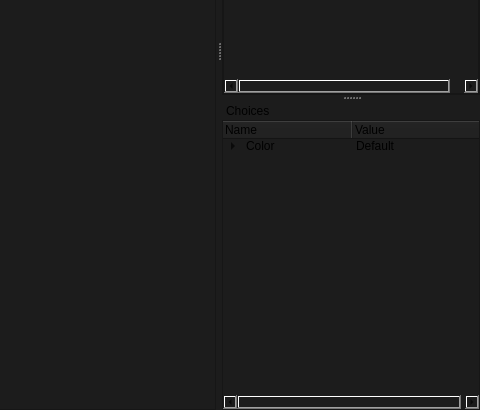
First picture: the form in smartprop_editor/main.ui, repository dertwist/Hammer5Tools, before the edit; both pictures show x 800 to 1280 and y 310 to 720 of the 1280 by 720 pixel window.
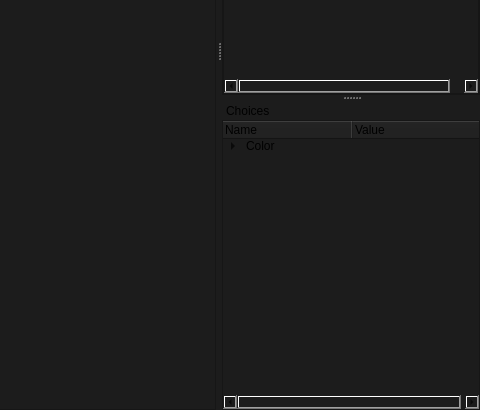
Second picture: the form after the edit. Icons and pictures are not drawn.

Commit message: added custom combobox widget for m choices widget fixed bug with wrong always true process

The edit to the form file:
```diff
--- a/smartprop_editor/main.ui
+++ b/smartprop_editor/main.ui
@@ -1138,7 +1138,7 @@
          <string>Color</string>
         </property>
         <property name="text">
-         <string>Default</string>
+         <string/>
         </property>
         <item>
          <property name="text">
```
Left out of the diff: 75 changed lines with no effect on the pictures. The commit also changes 5 other files.
